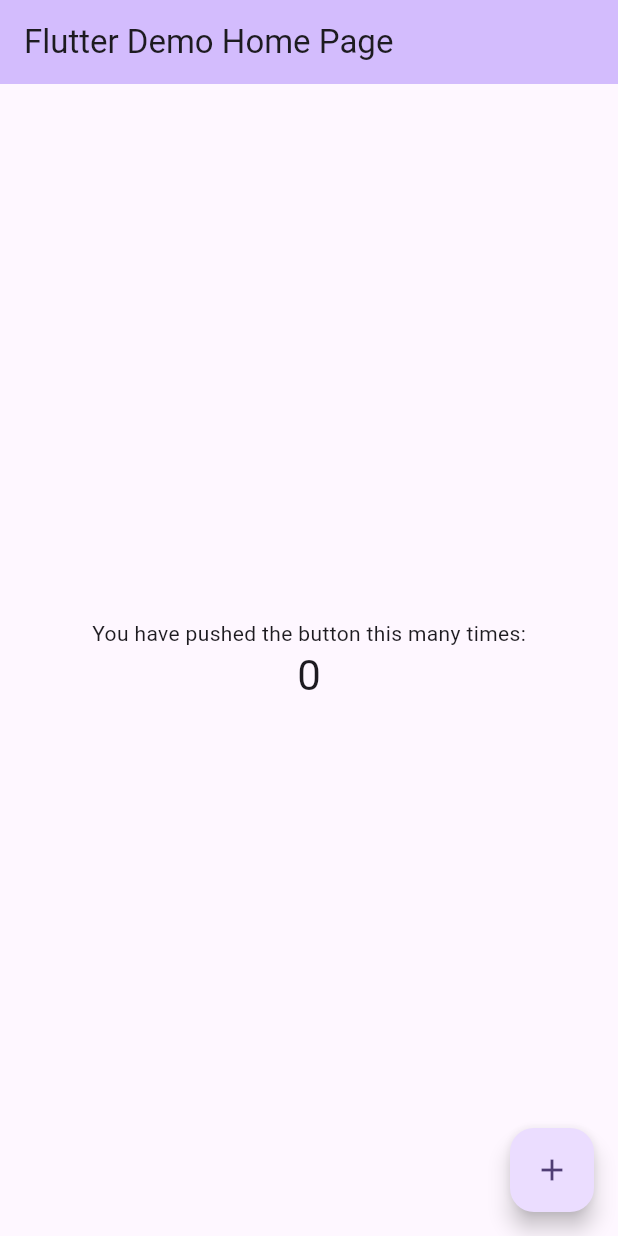
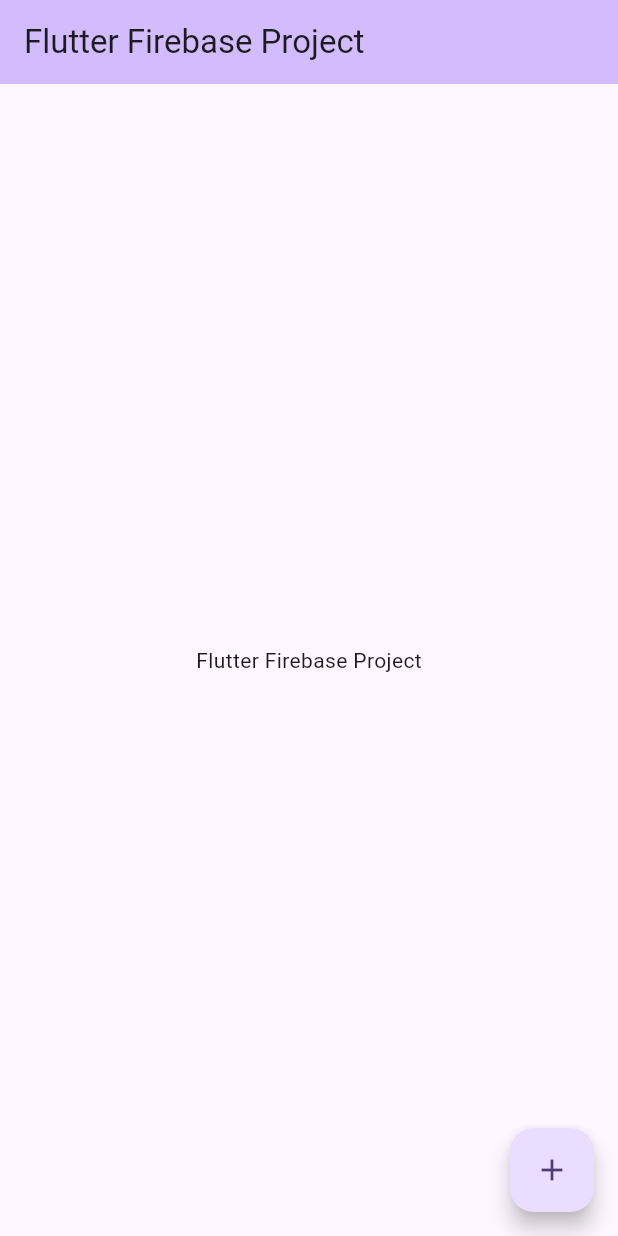
Before and after one commit to axyl110/automatik_customer_final_project_2, a Flutter app: the screen it shows after launch, on a phone screen of 412 x 824 dp. Run offline on Flutter 3.47's test engine with Material 2 defaults, Android fonts, the phone set to English and light mode, and no system bars; our stand-ins replace firebase_core; accounts and stored records are empty.

Commit message:
Update Initial Repo

```diff
--- a/lib/main.dart
+++ b/lib/main.dart
@@ -1,52 +1,32 @@
 import 'package:flutter/material.dart';
+import 'package:firebase_core/firebase_core.dart';
 
-void main() {
+
+Future <void> main() async{
+  WidgetsFlutterBinding.ensureInitialized();
+  await Firebase.initializeApp();
   runApp(const MyApp());
 }
 
 class MyApp extends StatelessWidget {
   const MyApp({super.key});
 
-  // This widget is the root of your application.
+
   @override
   Widget build(BuildContext context) {
     return MaterialApp(
-      title: 'Flutter Demo',
+      title: 'Flutter Firebase Demo',
       theme: ThemeData(
-        // This is the theme of your application.
-        //
-        // TRY THIS: Try running your application with "flutter run". You'll see
-        // the application has a blue toolbar. Then, without quitting the app,
-        // try changing the seedColor in the colorScheme below to Colors.green
-        // and then invoke "hot reload" (save your changes or press the "hot
-        // reload" button in a Flutter-supported IDE, or press "r" if you used
-        // the command line to start the app).
-        //
-        // Notice that the counter didn't reset back to zero; the application
-        // state is not lost during the reload. To reset the state, use hot
-        // restart instead.
-        //
-        // This works for code too, not just values: Most code changes can be
-        // tested with just a hot reload.
         colorScheme: ColorScheme.fromSeed(seedColor: Colors.deepPurple),
         useMaterial3: true,
       ),
-      home: const MyHomePage(title: 'Flutter Demo Home Page'),
+      home: const MyHomePage(title: 'Flutter Firebase Project'),
     );
   }
 }
 
 class MyHomePage extends StatefulWidget {
   const MyHomePage({super.key, required this.title});
-
-  // This widget is the home page of your application. It is stateful, meaning
-  // that it has a State object (defined below) that contains fields that affect
-  // how it looks.
-
-  // This class is the configuration for the state. It holds the values (in this
-  // case the title) provided by the parent (in this case the App widget) and
-  // used by the build method of the State. Fields in a Widget subclass are
-  // always marked "final".
 
   final String title;
 
@@ -59,59 +39,25 @@
 
   void _incrementCounter() {
     setState(() {
-      // This call to setState tells the Flutter framework that something has
-      // changed in this State, which causes it to rerun the build method below
-      // so that the display can reflect the updated values. If we changed
-      // _counter without calling setState(), then the build method would not be
-      // called again, and so nothing would appear to happen.
       _counter++;
     });
   }
 
   @override
   Widget build(BuildContext context) {
-    // This method is rerun every time setState is called, for instance as done
-    // by the _incrementCounter method above.
-    //
-    // The Flutter framework has been optimized to make rerunning build methods
-    // fast, so that you can just rebuild anything that needs updating rather
-    // than having to individually change instances of widgets.
     return Scaffold(
       appBar: AppBar(
-        // TRY THIS: Try changing the color here to a specific color (to
-        // Colors.amber, perhaps?) and trigger a hot reload to see the AppBar
-        // change color while the other colors stay the same.
         backgroundColor: Theme.of(context).colorScheme.inversePrimary,
-        // Here we take the value from the MyHomePage object that was created by
-        // the App.build method, and use it to set our appbar title.
         title: Text(widget.title),
       ),
-      body: Center(
-        // Center is a layout widget. It takes a single child and positions it
-        // in the middle of the parent.
+      body: const Center(
         child: Column(
-          // Column is also a layout widget. It takes a list of children and
-          // arranges them vertically. By default, it sizes itself to fit its
-          // children horizontally, and tries to be as tall as its parent.
-          //
-          // Column has various properties to control how it sizes itself and
-          // how it positions its children. Here we use mainAxisAlignment to
-          // center the children vertically; the main axis here is the vertical
-          // axis because Columns are vertical (the cross axis would be
-          // horizontal).
-          //
-          // TRY THIS: Invoke "debug painting" (choose the "Toggle Debug Paint"
-          // action in the IDE, or press "p" in the console), to see the
-          // wireframe for each widget.
           mainAxisAlignment: MainAxisAlignment.center,
           children: <Widget>[
-            const Text(
-              'You have pushed the button this many times:',
+            Text(
+              'Flutter Firebase Project',
             ),
-            Text(
-              '$_counter',
-              style: Theme.of(context).textTheme.headlineMedium,
-            ),
+
           ],
         ),
       ),
@@ -119,7 +65,7 @@
         onPressed: _incrementCounter,
         tooltip: 'Increment',
         child: const Icon(Icons.add),
-      ), // This trailing comma makes auto-formatting nicer for build methods.
+      ),
     );
   }
 }
--- a/pubspec.yaml
+++ b/pubspec.yaml
@@ -46,6 +46,7 @@ dev_dependencies:
   # package. See that file for information about deactivating specific lint
   # rules and activating additional ones.
   flutter_lints: ^2.0.0
+  firebase_core: ^2.15.1
 
 # For information on the generic Dart part of this file, see the
 # following page: https://dart.dev/tools/pub/pubspec
```
Also changed, not shown: lib/login.dart (added), pubspec.lock, 6 other files.
